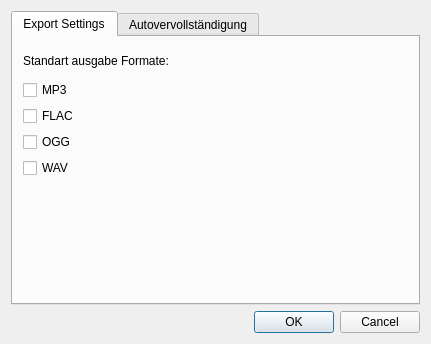
quitejonny/godirec, file godirec/data/ui/settings.ui: the form before one commit.
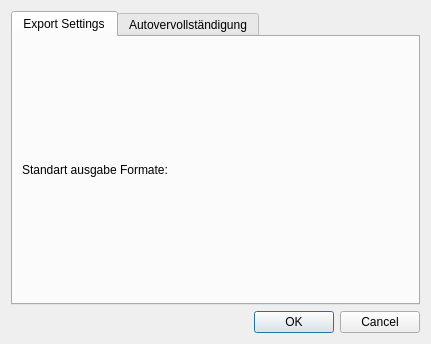
The form after the commit. Icons and pictures are not drawn.

Commit message: added dynamic filetype loading in SettingsDialog an added constans for status in GodirecWindow

```diff
--- a/godirec/data/ui/settings.ui
+++ b/godirec/data/ui/settings.ui
@@ -10,6 +10,12 @@
     <height>344</height>
    </rect>
   </property>
+  <property name="sizePolicy">
+   <sizepolicy hsizetype="Expanding" vsizetype="Expanding">
+    <horstretch>0</horstretch>
+    <verstretch>0</verstretch>
+   </sizepolicy>
+  </property>
   <property name="windowTitle">
    <string>Einstellungen</string>
   </property>
@@ -22,6 +28,12 @@
     <layout class="QHBoxLayout" name="horizontalLayout">
      <item>
       <widget class="QTabWidget" name="tabWidget">
+       <property name="sizePolicy">
+        <sizepolicy hsizetype="Expanding" vsizetype="Expanding">
+         <horstretch>0</horstretch>
+         <verstretch>0</verstretch>
+        </sizepolicy>
+       </property>
        <property name="layoutDirection">
         <enum>Qt::LeftToRight</enum>
        </property>
@@ -35,56 +47,19 @@
         <attribute name="title">
          <string>Export Settings</string>
         </attribute>
-        <widget class="QWidget" name="verticalLayoutWidget">
-         <property name="geometry">
-          <rect>
-           <x>10</x>
-           <y>10</y>
-           <width>381</width>
-           <height>131</height>
-          </rect>
-         </property>
          <layout class="QVBoxLayout" name="verticalLayout_2">
           <item>
+          <layout class="QVBoxLayout" name="VLayoutFiletypes">
+           <item>
            <widget class="QLabel" name="label">
             <property name="text">
              <string>Standart ausgabe Formate:</string>
             </property>
            </widget>
           </item>
-          <item>
-           <widget class="QCheckBox" name="checkBox_mp3">
-            <property name="text">
-             <string>MP3</string>
-            </property>
-           </widget>
-          </item>
-          <item>
-           <widget class="QCheckBox" name="checkBox_flac">
-            <property name="text">
-             <string>FLAC</string>
-            </property>
-            <property name="tristate">
-             <bool>false</bool>
-            </property>
-           </widget>
-          </item>
-          <item>
-           <widget class="QCheckBox" name="checkBox_ogg">
-            <property name="text">
-             <string>OGG</string>
-            </property>
-           </widget>
-          </item>
-          <item>
-           <widget class="QCheckBox" name="checkBox_wav">
-            <property name="text">
-             <string>WAV</string>
-            </property>
-           </widget>
-          </item>
-         </layout>
-        </widget>
+          </layout>
+         </item>
+        </layout>
        </widget>
        <widget class="QWidget" name="autoCom">
         <attribute name="title">
```
Lines whose indentation alone changed are shown as unchanged. The commit also changes 1 other file.
